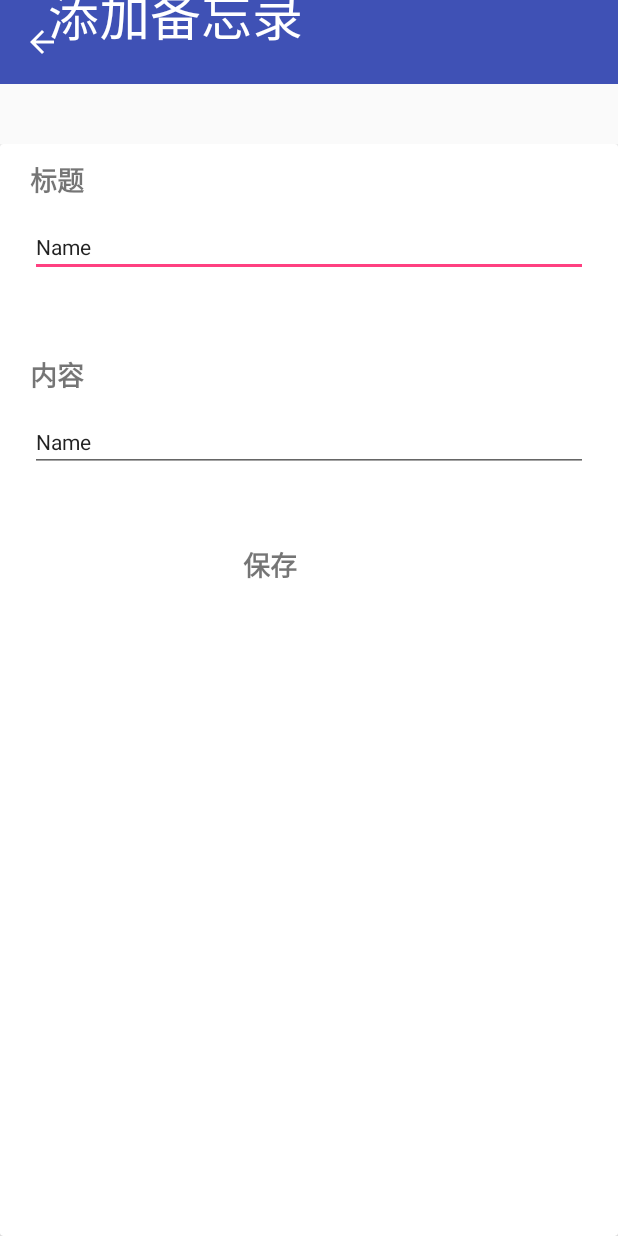
After one commit to Rarchers/-, an Android app: the Adding screen opened directly, with no data from a screen before it, on a phone screen of 412 x 824 dp. The commit adds this screen. Run offline under Robolectric (Android 15) with nearby library versions, the phone set to English and light mode, and no system bars; 1 statement that could not run was skipped.

Commit message:
指纹备忘录,(暂时没有测试,可能存在bug)

```diff
--- /dev/null
+++ b/app/src/main/java/com/rarcher/Acticitys/Adding.java
@@ -0,0 +1,111 @@
+package com.rarcher.Acticitys;
+
+import android.support.design.widget.CollapsingToolbarLayout;
+import android.support.v7.app.ActionBar;
+import android.support.v7.app.AppCompatActivity;
+import android.os.Bundle;
+import android.support.v7.widget.CardView;
+import android.support.v7.widget.Toolbar;
+import android.text.Editable;
+import android.text.TextWatcher;
+import android.view.MenuItem;
+import android.view.View;
+import android.widget.EditText;
+
+import com.rarcher.DataBase.LocalDB;
+import com.rarcher.DataBase.Nowusers;
+import com.rarcher.R;
+
+import java.util.UUID;
+
+public class Adding extends AppCompatActivity implements TextWatcher,View.OnClickListener {
+
+
+    private CardView save;
+    private EditText addingtitle,addingcontext;
+    private LocalDB localDB;
+    String title;
+    String context;
+    String uid;
+
+
+    @Override
+    protected void onCreate(Bundle savedInstanceState) {
+        super.onCreate(savedInstanceState);
+        setContentView(R.layout.activity_adding);
+
+        Toolbar toolbar = (Toolbar) findViewById(R.id.toolbar);
+        CollapsingToolbarLayout collapsingToolbar = (CollapsingToolbarLayout) findViewById(R.id.collapsing_toolbar);
+        setSupportActionBar(toolbar);
+        ActionBar actionBar = getSupportActionBar();
+        if (actionBar != null) {
+            actionBar.setDisplayHomeAsUpEnabled(true);
+        }
+        collapsingToolbar.setTitle("添加备忘录");
+        initDB();
+        init();
+
+    }
+    private void initDB(){
+        localDB = new LocalDB(getApplicationContext(),"note.db",null,2);
+        localDB.getWritableDatabase();
+    }
+    @Override
+    public boolean onOptionsItemSelected(MenuItem item) {
+        switch (item.getItemId()) {
+            //重写ToolBar返回按钮的行为，防止重新打开父Activity重走生命周期方法
+            case android.R.id.home:
+                finish();
+                return true;
+        }
+        return super.onOptionsItemSelected(item);
+    }
+    private void init(){
+        save = findViewById(R.id.save);
+        addingcontext = findViewById(R.id.addingcontext);
+        addingtitle = findViewById(R.id.addingtitle);
+        addingcontext.addTextChangedListener(this);
+        addingtitle.addTextChangedListener(this);
+
+    }
+
+    @Override
+    public void beforeTextChanged(CharSequence charSequence, int i, int i1, int i2) {
+
+    }
+
+    @Override
+    public void onTextChanged(CharSequence charSequence, int i, int i1, int i2) {
+
+    }
+
+    @Override
+    public void afterTextChanged(Editable editable) {
+        title = addingtitle.getText().toString().trim();
+        context = addingcontext.getText().toString().trim();
+    }
+
+    @Override
+    public void onClick(View view) {
+        switch (view.getId()){
+            case R.id.save:
+                if (check()){
+                    uid = UUID.randomUUID().toString();//当前小票的唯一编号
+                    LocalDB.addData_note(Nowusers.getName(),context,title,uid,localDB);
+                    finish();
+                }
+
+
+                break;
+        }
+    }
+
+    private boolean check(){
+        if ((title!=null&&context!=null)&&(!title.equals("")&&!context.equals(""))){
+            return true;
+        }
+        return false;
+    }
+
+
+}
--- a/app/src/main/java/com/rarcher/DataBase/LocalDB.java
+++ b/app/src/main/java/com/rarcher/DataBase/LocalDB.java
@@ -29,6 +29,15 @@ public class LocalDB extends SQLiteOpenHelper {
             "identitycode text,"+//身份证
             "sex text," + //sex   male->男   female->女
             "name text) ";
+
+    public static final String Safe_Note = "create table Notes ("
+
+            + "id integer primary key autoincrement," +
+            "title text," +
+            "context text," +
+            "uid text," +
+            "name text) ";
+
     public static final String Service = "create table Service ("
 
             + "id integer primary key autoincrement," +
@@ -57,12 +66,14 @@ public class LocalDB extends SQLiteOpenHelper {
     public void onCreate(SQLiteDatabase db) {
         db.execSQL(Creat_Book);
         db.execSQL(Service);
+        db.execSQL(Safe_Note);
     }
 
     @Override
     public void onUpgrade(SQLiteDatabase db, int oldVersion, int newVersion) {
         db.execSQL("drop table if exists Users");
         db.execSQL("drop table if exists Service");
+        db.execSQL("drop table if exists Notes");
         onCreate(db);
     }
 
@@ -132,6 +143,17 @@ public class LocalDB extends SQLiteOpenHelper {
         values.clear();
     }
 
+    public static void addData_note(String name,String context,String title,String uid,LocalDB localDB){
+        SQLiteDatabase db = localDB.getWritableDatabase();
+        ContentValues values = new ContentValues();
+        values.put("title",title);
+        values.put("context",context);
+        values.put("uid",uid);
+        values.put("name",name);
+        db.insert("Notes", null, values); // 插入数据
+        values.clear();
+    }
+
 
 
 }
--- /dev/null
+++ b/app/src/main/res/layout/activity_adding.xml
@@ -0,0 +1,152 @@
+<?xml version="1.0" encoding="utf-8"?>
+<LinearLayout xmlns:android="http://schemas.android.com/apk/res/android"
+    xmlns:app="http://schemas.android.com/apk/res-auto"
+    xmlns:tools="http://schemas.android.com/tools"
+    android:layout_width="match_parent"
+    android:layout_height="match_parent"
+    android:orientation="vertical"
+    tools:context="com.rarcher.Acticitys.Adding">
+
+    <android.support.design.widget.AppBarLayout
+        android:id="@+id/app_bar"
+        android:layout_width="match_parent"
+        android:layout_height="wrap_content"
+        android:fitsSystemWindows="true"
+        android:theme="@style/AppTheme.AppBarOverlay">
+
+        <android.support.design.widget.CollapsingToolbarLayout
+            android:id="@+id/collapsing_toolbar"
+            android:layout_width="match_parent"
+            android:layout_height="match_parent"
+            android:fitsSystemWindows="true"
+            app:contentScrim="?attr/colorPrimary"
+            app:layout_scrollFlags="scroll|exitUntilCollapsed"
+            app:toolbarId="@+id/toolbar">
+
+            <android.support.v7.widget.Toolbar
+                android:id="@+id/toolbar"
+                android:layout_width="match_parent"
+                android:layout_height="?attr/actionBarSize"
+                app:layout_collapseMode="pin"
+                app:popupTheme="@style/AppTheme.PopupOverlay" />
+
+        </android.support.design.widget.CollapsingToolbarLayout>
+    </android.support.design.widget.AppBarLayout>
+
+    <RelativeLayout
+        android:layout_width="match_parent"
+        android:layout_height="match_parent"
+        android:layout_marginTop="40dp">
+
+        <android.support.v7.widget.CardView
+            android:layout_width="match_parent"
+            android:layout_height="match_parent"
+            android:layout_alignParentStart="true"
+            android:layout_alignParentTop="true">
+
+            <RelativeLayout
+                android:layout_width="match_parent"
+                android:layout_height="wrap_content">
+
+                <TextView
+                    android:id="@+id/textView3"
+                    android:layout_width="wrap_content"
+                    android:layout_height="wrap_content"
+                    android:layout_marginLeft="20dp"
+                    android:layout_marginTop="10dp"
+                    android:text="标题"
+                    android:textAlignment="textStart"
+                    android:textSize="18sp"
+                    android:textStyle="bold" />
+
+                <EditText
+                    android:id="@+id/addingtitle"
+                    android:layout_width="wrap_content"
+                    android:layout_height="wrap_content"
+                    android:layout_alignParentEnd="true"
+                    android:layout_alignStart="@+id/textView3"
+                    android:layout_below="@+id/textView3"
+                    android:layout_marginBottom="10dp"
+                    android:layout_marginRight="20dp"
+                    android:layout_marginTop="11dp"
+                    android:ems="10"
+                    android:inputType="textPersonName"
+                    android:text="Name"
+                    android:textSize="14sp" />
+
+            </RelativeLayout>
+
+        </android.support.v7.widget.CardView>
+
+        <android.support.v7.widget.CardView
+            android:layout_width="match_parent"
+            android:layout_height="wrap_content"
+            android:layout_alignParentStart="true"
+            android:layout_alignParentTop="true"
+            android:layout_marginTop="130dp"
+            android:id="@+id/cardView">
+
+            <RelativeLayout
+                android:layout_width="match_parent"
+                android:layout_height="wrap_content">
+
+                <TextView
+                    android:id="@+id/save"
+                    android:layout_width="wrap_content"
+                    android:layout_height="wrap_content"
+                    android:layout_marginLeft="20dp"
+                    android:layout_marginTop="10dp"
+                    android:text="内容"
+                    android:textAlignment="textStart"
+                    android:textSize="18sp"
+                    android:textStyle="bold" />
+
+                <EditText
+                    android:id="@+id/addingcontext"
+                    android:layout_width="wrap_content"
+                    android:layout_height="wrap_content"
+                    android:layout_alignParentEnd="true"
+                    android:layout_alignStart="@+id/save"
+                    android:layout_below="@+id/save"
+                    android:layout_marginBottom="10dp"
+                    android:layout_marginRight="20dp"
+                    android:layout_marginTop="11dp"
+                    android:ems="10"
+                    android:inputType="textPersonName"
+                    android:text="Name"
+                    android:textSize="14sp" />
+
+            </RelativeLayout>
+
+        </android.support.v7.widget.CardView>
+
+        <android.support.v7.widget.CardView
+            android:id="@+id/save"
+            android:layout_width="match_parent"
+            android:layout_height="wrap_content"
+            android:layout_alignParentStart="true"
+            android:layout_below="@+id/cardView"
+            android:layout_marginTop="38dp">
+
+            <RelativeLayout
+                android:layout_width="match_parent"
+                android:layout_height="wrap_content">
+
+                <TextView
+                    android:layout_width="wrap_content"
+                    android:layout_height="wrap_content"
+                    android:layout_alignParentStart="true"
+                    android:layout_centerVertical="true"
+                    android:layout_marginStart="162dp"
+                    android:text="保存"
+                    android:textAlignment="textStart"
+                    android:textSize="18sp"
+                    android:textStyle="bold" />
+
+            </RelativeLayout>
+
+        </android.support.v7.widget.CardView>
+
+
+    </RelativeLayout>
+</LinearLayout>
--- a/app/src/main/res/values/colors.xml
+++ b/app/src/main/res/values/colors.xml
@@ -33,7 +33,7 @@
 
     <color name="primary_color_dark">#1D61A1</color>
 
-    <color name="secondary_color">#29A8FF</color>
+    <color name="secondary_color">#29a8ff</color>
 
     <color name="background_color">#EEEEEE</color>
 
```
Also changed, not shown: app/src/main/AndroidManifest.xml (+6 -4 lines), app/src/main/java/com/rarcher/Acticitys/FigureSafe.java (+16 -7 lines), app/src/main/java/com/rarcher/Acticitys/SafeNote.java (added, +123 -0 lines), app/src/main/java/com/rarcher/Adapter/Safe_Note_Adapter.java (added, +40 -0 lines), app/src/main/java/com/rarcher/Adapter/Safe_Note_been.java (added, +36 -0 lines), app/src/main/res/layout/activity_safe_note.xml (added, +70 -0 lines), app/src/main/res/layout/safe_listview.xml (added, +42 -0 lines).
